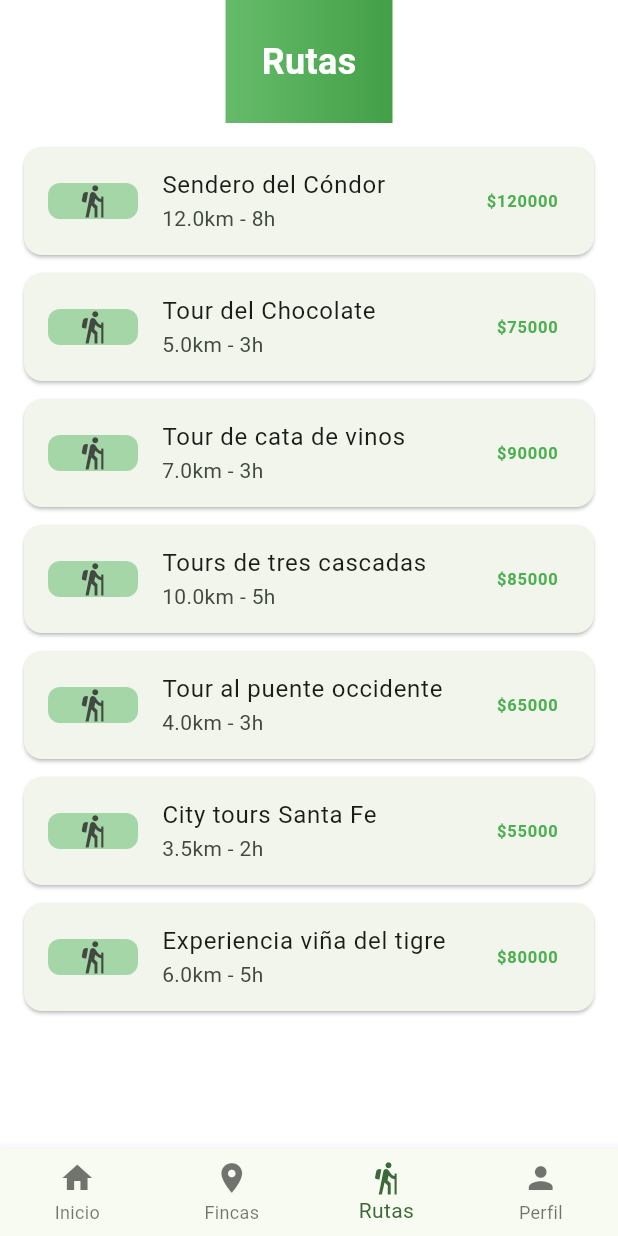
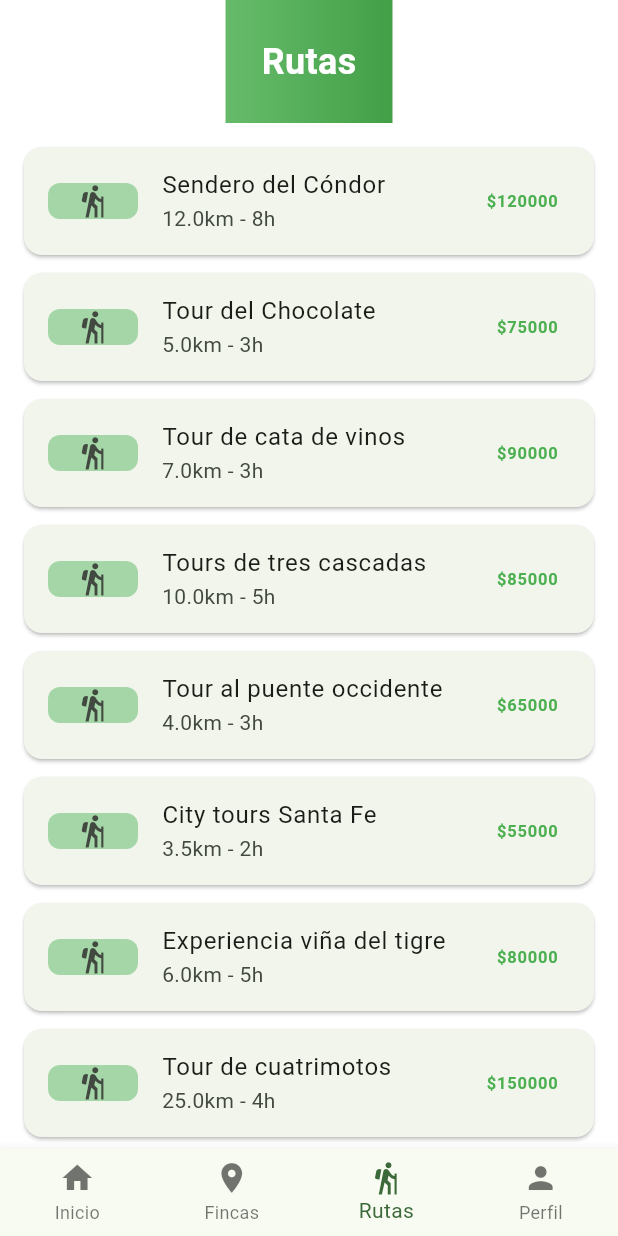
Before and after one commit to achury2000/version-2-app-occi, a Flutter app: the HomeScreen screen opened by its route, item 3 of the bottom bar chosen, on a phone screen of 412 x 824 dp. Run offline on Flutter 3.47's test engine with Material 3 defaults, Android fonts, the light colour scheme and no system bars; our stand-ins replace dio, go_router, shared_preferences; accounts and stored records are empty; network calls fail.

Commit message:
feat: agregar ruta 'Tour de cuatrimotos' con imágenes y descripción
- Agregada nueva ruta: Tour de cuatrimotos
- Dificultad: Moderado (3/5)
- Duración: 4 horas
- Precio: 150000 pesos
- Ubicación: Sopetrán
- Incluye: Cuatrimoto, guía, equipo de protección, seguro, tiro con rifle
- Experiencia de adrenalina con paisajes naturales
- Agregadas 5 imágenes de la experiencia

```diff
--- a/lib/data/rutas_data.dart
+++ b/lib/data/rutas_data.dart
@@ -301,6 +301,48 @@ class RutasData {
       'requisitos': 'Ninguno, apto para todas las edades',
       'restricciones': 'Ninguna restricción especial',
     },
+    {
+      'id': 8,
+      'nombre': 'Tour de cuatrimotos',
+      'ubicacion': 'Sopetrán',
+      'descripcion':
+          'Vive la emoción del tour en cuatrimotos en Sopetrán: una experiencia cargada de adrenalina, donde cada camino te lleva a descubrir paisajes sorprendentes, '
+          'atravesar bosques encantadores y sentir la fuerza de los ríos que dan vida a la región.\n\n'
+          'Un plan perfecto para aventureros que buscan velocidad, naturaleza y diversión en un solo recorrido.',
+      'duracion': 4.0, // en horas
+      'distancia': 25.0, // en km aprox
+      'precio': 150000, // por persona
+      'capacidad': 10,
+      'dificultad': 'Moderado',
+      'incluye': [
+        'Guía especializado en motos',
+        'Cuatrimoto equipado y asegurado',
+        'Equipo de protección completo (casco, chaleco)',
+        'Seguro de accidente',
+        'Experiencia de tiro con rifle',
+        'Snacks y bebidas',
+      ],
+      'imagen_principal': 'assets/rutas/tour_cuatrimotos/principal.png',
+      'zonas_paso': [
+        'Punto de encuentro y equipamiento',
+        'Instrucción de seguridad en cuatrimotos',
+        'Senderos de montaña',
+        'Bosques naturales',
+        'Cruce de ríos y arroyos',
+        'Zona de tiro con rifle',
+        'Retorno y cierre de experiencia',
+      ],
+      'mejor_epoca': 'Verano (diciembre-marzo)',
+      'equipo_necesario': [
+        'Ropa cómoda y resistente',
+        'Botas cerradas',
+        'Gafas para proteger del polvo',
+        'Protector solar',
+        'Cámara de acción (GoPro)',
+      ],
+      'requisitos': 'Licencia de conducción vigente, mayores de 18 años',
+      'restricciones': 'No se recomienda para menores de 18 años ni personas con molestias en espalda o cuello',
+    },
   ];
   static Map<String, dynamic>? getRutaById(int id) {
     try {
```
Also changed, not shown: assets/rutas/tour_cuatrimotos/01_cuatrimotos.png (added), assets/rutas/tour_cuatrimotos/02_paisaje_bosque.png (added), assets/rutas/tour_cuatrimotos/03_adrenalina.png (added), assets/rutas/tour_cuatrimotos/04_rio.png (added), assets/rutas/tour_cuatrimotos/05_tiro.png (added), assets/rutas/tour_cuatrimotos/principal.png (added).
